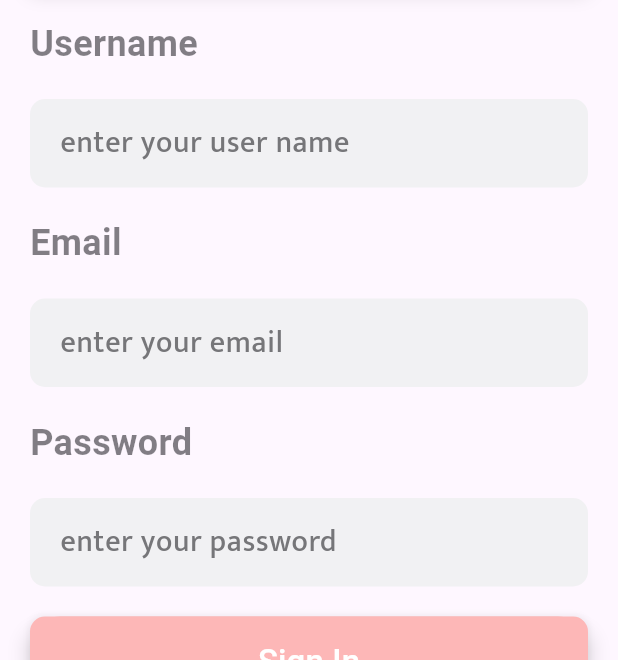
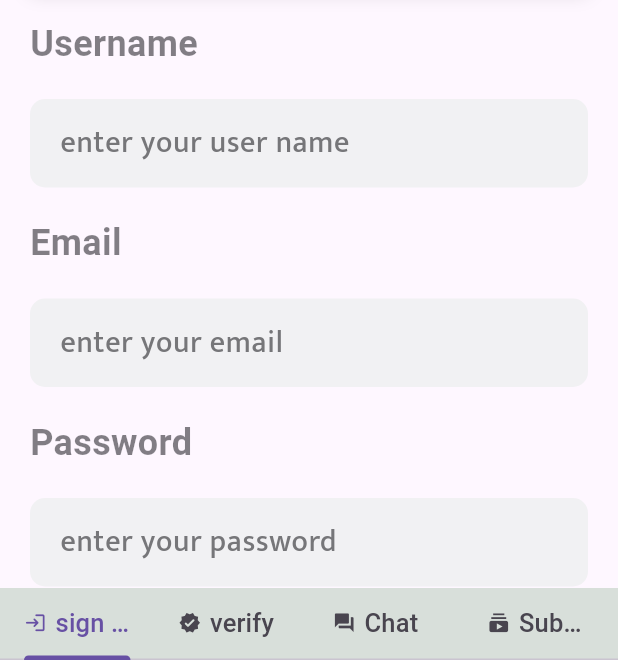
Before and after one commit to BhautikPatel7/Design_one_flutter_1, a Flutter app: the screen it shows after launch, on a phone screen of 412 x 824 dp, the part 576-1236 px from its top. Run offline on Flutter 3.47's test engine with Material 3 defaults, Android fonts, the phone set to English and light mode, and no system bars.

```diff
--- /dev/null
+++ b/lib/TabsOfDesign.dart
@@ -0,0 +1,138 @@
+import 'dart:io';
+import 'package:flutter/cupertino.dart';
+import 'package:flutter/material.dart';
+import 'package:flutter/widgets.dart';
+import 'package:flutter_application_1/fourth.dart';
+import 'package:flutter_application_1/main.dart';
+import 'package:flutter_application_1/second.dart';
+import 'package:flutter_application_1/third.dart';
+import 'package:flutter/foundation.dart' show kIsWeb;
+
+class TabsOfdesign extends StatelessWidget {
+  const TabsOfdesign({super.key});
+
+  @override
+  Widget build(BuildContext context) {
+    return MaterialApp(
+      home: DefaultTabController(
+        length: 4,
+        child: Container(
+          color: Colors.white,
+          child: const Scaffold(
+            body: Tabbarviw(),
+            bottomNavigationBar: BottomnavigationBar(),
+            backgroundColor: Color.fromARGB(255, 216, 223, 218),
+          ),
+        ),
+      ),
+    );
+  }
+}
+
+class BottomnavigationBar extends StatefulWidget {
+  const BottomnavigationBar({super.key});
+
+  @override
+  State<BottomnavigationBar> createState() => _BottomnavigationBar();
+}
+
+class _BottomnavigationBar extends State<BottomnavigationBar> {
+  @override
+  Widget build(BuildContext context) {
+    // if (kIsWeb) {
+    //   print('its web');
+    // }
+    if (Platform.isAndroid) {
+      print('Its Android');
+
+      return SafeArea(
+        //Implimenting safe Area
+        bottom: true,
+        minimum:
+            EdgeInsets.only(bottom: 0), //You Can Adjust Your Safe Area Here
+        child: TabBar(
+          tabs: [
+            Tabbs(Icons.login_rounded, 'sign in'),
+            Tabbs(Icons.verified_rounded, 'verify'),
+            Tabbs(Icons.question_answer, 'Chat'),
+            Tabbs(Icons.subscriptions, 'Subscribe'),
+          ],
+        ),
+      );
+    } else {
+      return SafeArea(
+        //Implimenting safe Area
+        bottom: true,
+        minimum:
+            EdgeInsets.only(bottom: 20), //You Can Adjust Your Safe Area Here
+        child: TabBar(
+          tabs: [
+            Tabbs(Icons.login_rounded, 'sign in'),
+            Tabbs(Icons.verified_rounded, 'verify'),
+            Tabbs(Icons.question_answer, 'Chat'),
+            Tabbs(Icons.subscriptions, 'Subscribe'),
+          ],
+        ),
+      );
+    }
+  }
+}
+
+class Tabbarviw extends StatelessWidget {
+  const Tabbarviw({super.key});
+  @override
+  Widget build(BuildContext context) {
+    return const TabBarView(
+      children: [
+        TutorialHome(),
+        Tutorialsecond(),
+        Tutorialthird(),
+        Tutorialfourth(),
+      ],
+    );
+  }
+}
+
+class Tabbs extends StatefulWidget {
+  late IconData icone;
+  late String txt;
+
+  Tabbs(IconData ic, String str) {
+    this.icone = ic;
+    this.txt = str;
+  }
+  @override
+  State<Tabbs> createState() => _TabbsState(icone, txt);
+}
+
+class _TabbsState extends State<Tabbs> {
+  late IconData icone;
+  late String txt;
+
+  _TabbsState(IconData ie, String v) {
+    this.icone = ie;
+    this.txt = v;
+  }
+  @override
+  Widget build(BuildContext context) {
+    return Tab(
+        icon: Row(
+      children: [
+        Icon(
+          icone,
+          size: 15,
+        ),
+        Flexible(
+          child: Padding(
+            padding: EdgeInsets.only(left: 6),
+            child: Text(
+              txt,
+              style: TextStyle(fontSize: 17),
+              overflow: TextOverflow.ellipsis,
+            ),
+          ),
+        )
+      ],
+    ));
+  }
+}
--- a/lib/main.dart
+++ b/lib/main.dart
@@ -1,19 +1,21 @@
 import 'package:flutter/foundation.dart';
 import 'package:flutter/material.dart';
+import 'package:flutter_application_1/TabsOfDesign.dart';
 import 'package:flutter_application_1/fourth.dart';
 import 'package:flutter_application_1/pratice.dart';
 import 'package:flutter_application_1/second.dart';
 
 void main() {
   runApp(
-    const MaterialApp(
+     MaterialApp(
         debugShowCheckedModeBanner: false,
         title: 'Flutter Tutorial',
         // Run Custom Screen From Here
-        home: TutorialHome() //-- Home Screen Run Here
+        //home: TutorialHome() //-- Home Screen Run Here
         //  home: Tutorialsecond(), //-- Second Screen Run Here
         // home: Tutorialthird(), //-- Third Screen Run here
         // home:BounceAnimationDemo(),//--fourth Screen Run here
+        home: TabsOfdesign()
         ),
   );
 }
```
